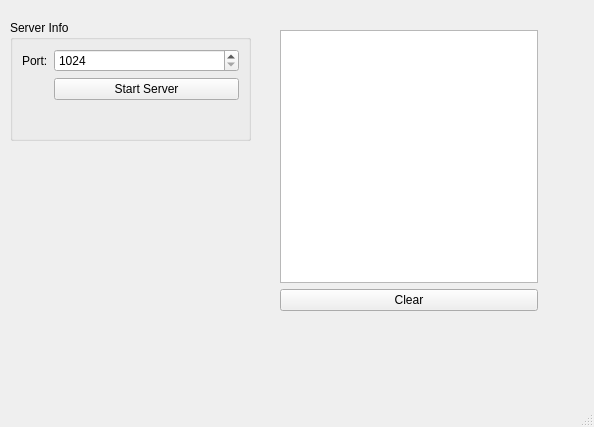
Qt form mainwindow.ui (fkula5/smart-home) before a commit.
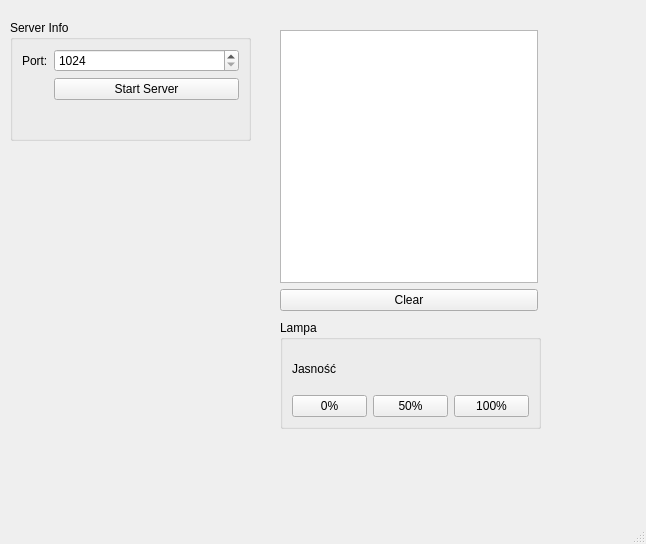
The same form after that commit.

The edit to the form file:
```diff
--- a/mainwindow.ui
+++ b/mainwindow.ui
@@ -6,8 +6,8 @@
    <rect>
     <x>0</x>
     <y>0</y>
-    <width>594</width>
-    <height>427</height>
+    <width>646</width>
+    <height>544</height>
    </rect>
   </property>
   <property name="minimumSize">
@@ -91,7 +91,7 @@
      </item>
     </layout>
    </widget>
-   <widget class="QWidget" name="">
+   <widget class="QWidget" name="layoutWidget">
     <property name="geometry">
      <rect>
       <x>280</x>
@@ -113,6 +113,49 @@
      </item>
     </layout>
    </widget>
+   <widget class="QGroupBox" name="groupBox_2">
+    <property name="geometry">
+     <rect>
+      <x>280</x>
+      <y>320</y>
+      <width>261</width>
+      <height>109</height>
+     </rect>
+    </property>
+    <property name="title">
+     <string>Lampa</string>
+    </property>
+    <layout class="QGridLayout" name="gridLayout">
+     <item row="1" column="2">
+      <widget class="QPushButton" name="btn100Bright">
+       <property name="text">
+        <string>100%</string>
+       </property>
+      </widget>
+     </item>
+     <item row="0" column="0">
+      <widget class="QLabel" name="label_2">
+       <property name="text">
+        <string>Jasność</string>
+       </property>
+      </widget>
+     </item>
+     <item row="1" column="0">
+      <widget class="QPushButton" name="btn0Bright">
+       <property name="text">
+        <string>0%</string>
+       </property>
+      </widget>
+     </item>
+     <item row="1" column="1">
+      <widget class="QPushButton" name="btn50Bright">
+       <property name="text">
+        <string>50%</string>
+       </property>
+      </widget>
+     </item>
+    </layout>
+   </widget>
   </widget>
   <widget class="QMenuBar" name="menubar">
    <property name="geometry">
```
Left out of the diff: 2 changed lines with no effect on the pictures.
